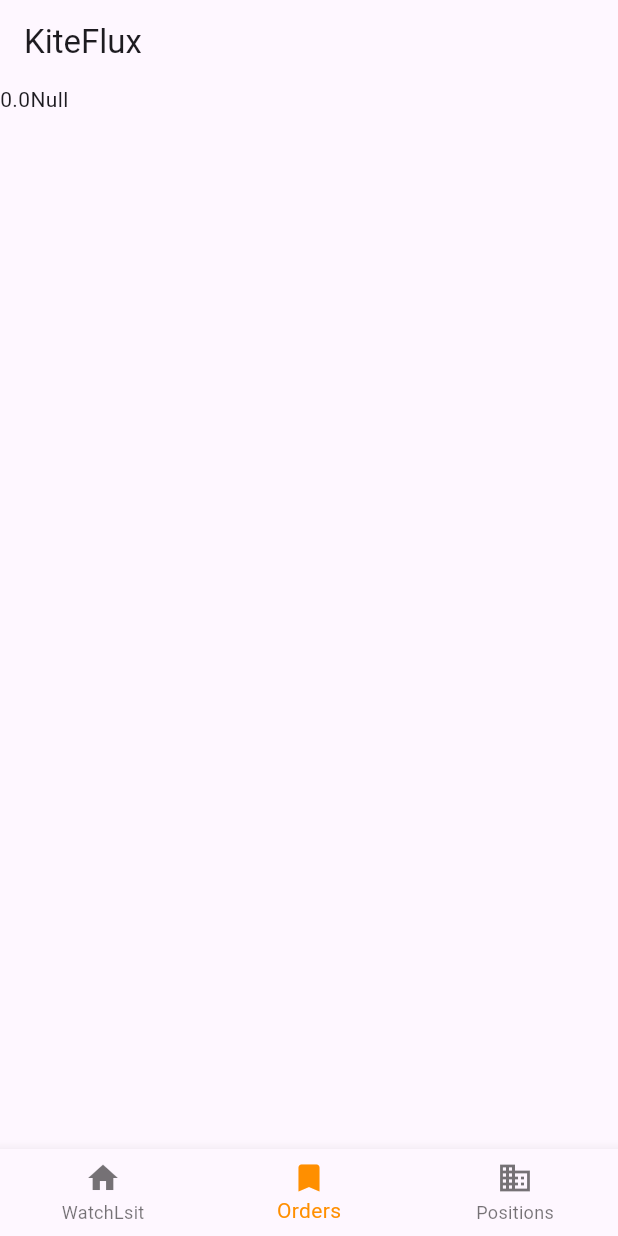
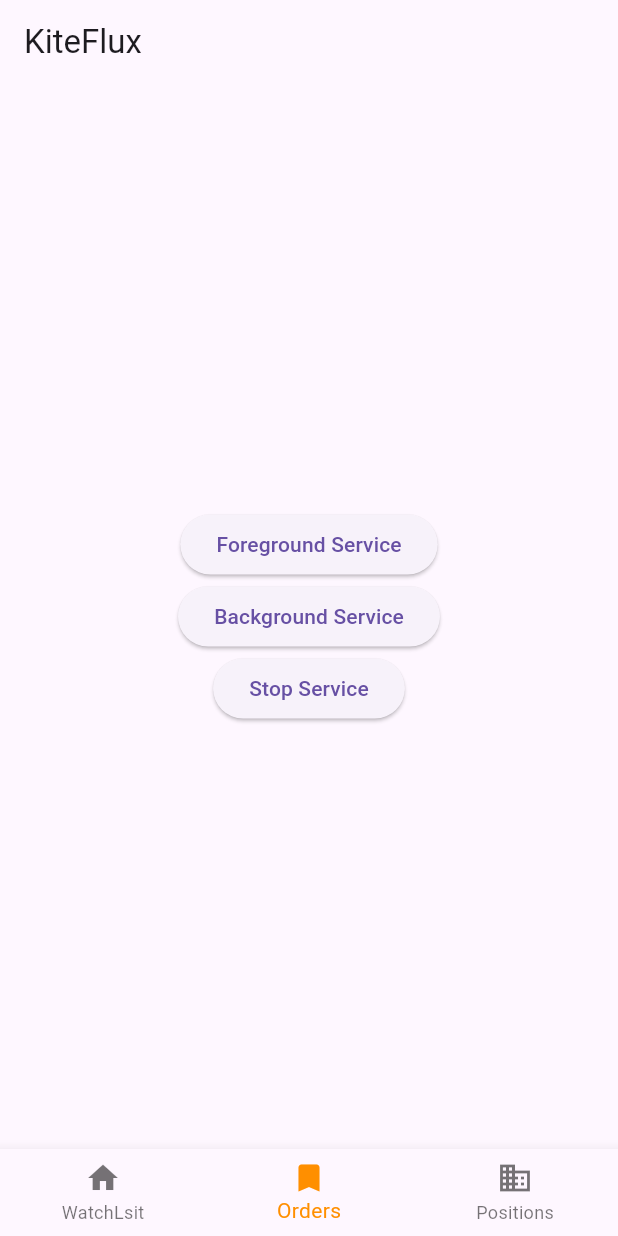
Before and after one commit to Het54/kiteflux, a Flutter app: the home_screen screen opened directly with empty values, item 2 of the bottom bar chosen, on a phone screen of 412 x 824 dp. Run offline on Flutter 3.47's test engine with Material 3 defaults, Android fonts, the phone set to English and light mode, and no system bars; our stand-ins replace permission_handler; missing offline and left inert: flutter_background_service, flutter_background_service_android, flutter_background_service_ios; network calls fail.

Commit message:
simple background_service implemented for android and found out that background service is not supported in IOS

```diff
--- /dev/null
+++ b/lib/Background_Service/background_service.dart
@@ -0,0 +1,66 @@
+import 'dart:async';
+import 'dart:ui';
+
+import 'package:flutter/material.dart';
+import 'package:flutter_background_service/flutter_background_service.dart';
+import 'package:flutter_background_service_android/flutter_background_service_android.dart';
+import 'package:flutter_background_service_ios/flutter_background_service_ios.dart';
+
+Future<void> initializeService() async {
+  final service = FlutterBackgroundService();
+  await service.configure(
+    iosConfiguration: IosConfiguration(
+      onForeground: onIosForeground,
+      onBackground: onIosBackground,
+    ),
+    androidConfiguration: AndroidConfiguration(
+      onStart: onStart, isForegroundMode: true));
+}
+
+@pragma('vm:entry-point')
+Future<bool> onIosBackground(ServiceInstance service) async {
+  WidgetsFlutterBinding.ensureInitialized();
+  DartPluginRegistrant.ensureInitialized();
+  Timer.periodic(const Duration(seconds: 1), (timer) async{
+        print("Background service running");
+      });
+  return true;
+}
+
+@pragma('vm:entry-point')
+Future<bool> onIosForeground(ServiceInstance service) async {
+  WidgetsFlutterBinding.ensureInitialized();
+  DartPluginRegistrant.ensureInitialized();
+  print("Foreground service running");
+  return true;
+}
+
+@pragma('vm:entry-point')
+void onStart(ServiceInstance service){
+  DartPluginRegistrant.ensureInitialized();
+  if(service is AndroidServiceInstance){
+    service.on('setAsForeground').listen((event) {
+      service.setAsForegroundService();
+      print("Foreground service running");
+    });
+    service.on('setAsBackground').listen((event) {
+      service.setAsBackgroundService();
+      Timer.periodic(const Duration(seconds: 1), (timer) async{
+        print("Background service running");
+      });
+    });
+  }
+
+  service.on('stopService').listen((event) {
+      service.stopSelf();
+      print("Service stopped");
+    });
+  // Timer.periodic(const Duration(seconds: 1), (timer) async{
+  //   if(service is AndroidServiceInstance){
+  //     if (await service.isForegroundService()){
+  //       service.setForegroundNotificationInfo(
+  //         title: "Hello World", content: "Foreground service working!!");
+  //     }
+  //   }
+  // });
+}
--- a/lib/Orders/order_screen.dart
+++ b/lib/Orders/order_screen.dart
@@ -1,6 +1,8 @@
 import 'dart:convert';
 
 import 'package:flutter/material.dart';
+import 'package:flutter_background_service/flutter_background_service.dart';
+import 'package:flutter_background_service_ios/flutter_background_service_ios.dart';
 import 'package:kiteflux/kiteconnect.dart';
 import 'package:kiteflux/position/position_caardview.dart';
 
@@ -31,13 +33,46 @@
 
 
 
+
+
   @override
   Widget build(BuildContext context) {
+    var text = "Stop Service";
     return MaterialApp(
       debugShowCheckedModeBanner: false,
       home: Scaffold(
         appBar: AppBar(title: const Text('KiteFlux')),
-        body: Text("$triggerPrice" "$tradingsymbol")
+        body: Center(
+          child: Column(
+            mainAxisAlignment: MainAxisAlignment.center,
+            children: [
+              ElevatedButton(onPressed: (){
+                final service = FlutterBackgroundService();
+                service.startService();
+                FlutterBackgroundService().invoke('setAsForeground');
+              },
+              child: Text("Foreground Service")),
+              ElevatedButton(onPressed: (){
+                final service = FlutterBackgroundService();
+                service.startService();
+                if(service is IOSServiceInstance){
+                  print("It's an Ios device");
+                }
+                FlutterBackgroundService().invoke('setAsBackground');
+              },
+              child: Text("Background Service")),
+              ElevatedButton(onPressed: () async {
+                final service = FlutterBackgroundService();
+                bool isRunning = await service.isRunning();
+                if(isRunning){
+                  service.invoke('stopService');
+                }
+                setState(() {});
+              },
+              child: Text("$text")),
+            ],
+          )
+        )
       )
     );
   }
--- a/lib/main.dart
+++ b/lib/main.dart
@@ -1,7 +1,11 @@
 import 'package:flutter/material.dart';
+import 'package:kiteflux/Background_Service/background_service.dart';
 import 'package:kiteflux/etoken_screen.dart';
+import 'package:permission_handler/permission_handler.dart';
 
-void main() {
+void main() async {
+  WidgetsFlutterBinding.ensureInitialized();
+  await initializeService();
   runApp(const MyApp());
 }
 
--- a/pubspec.yaml
+++ b/pubspec.yaml
@@ -38,6 +38,11 @@
   http: ^1.2.0
   fluttertoast: ^8.2.4
   intl: ^0.19.0
+  flutter_background_service: ^5.0.5
+  flutter_background_service_ios: ^5.0.0
+  flutter_background_service_android: ^6.2.2
+  permission_handler: ^11.2.0
+  flutter_local_notifications: ^16.3.2
 
 dev_dependencies:
   flutter_test:
```
Also changed, not shown: lib/kiteconnect.dart (+8 -0 lines), pubspec.lock, 8 other files.
